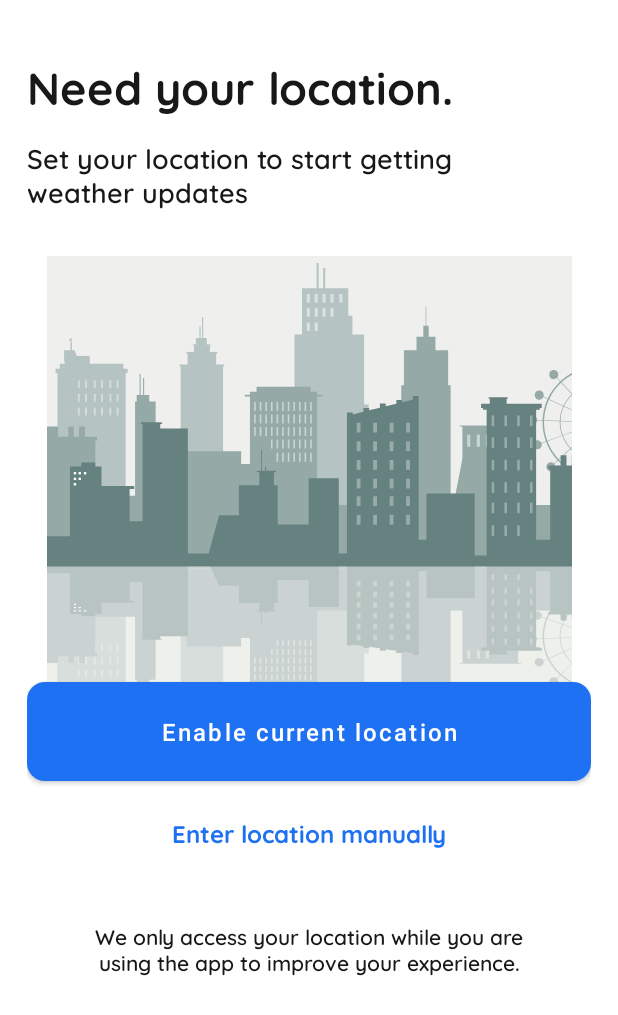
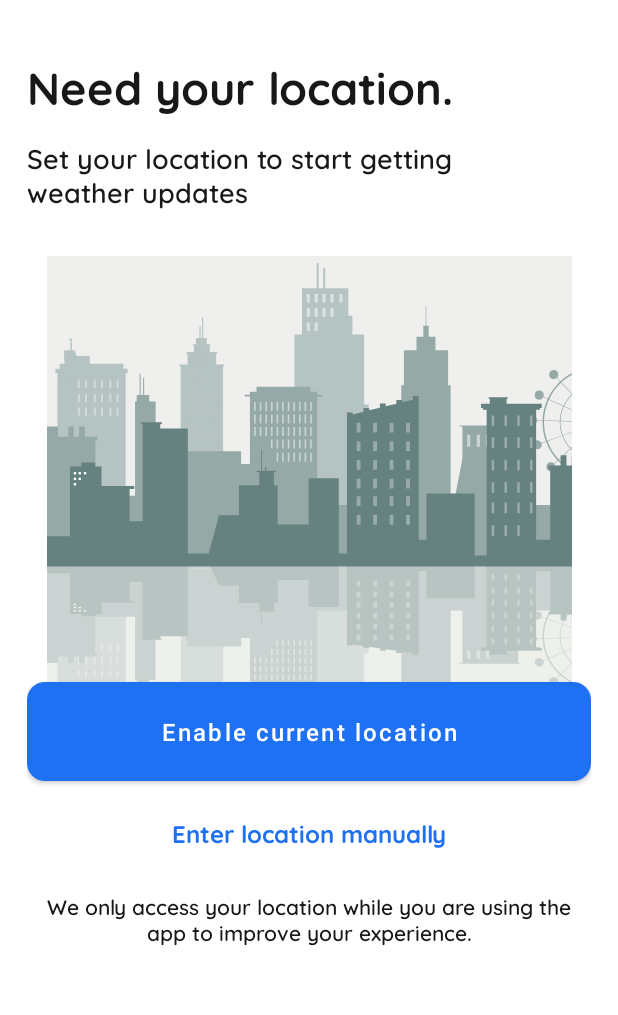
Before and after one commit to ShakirTechWork/WeatherZoomer, an Android app: the LocationActivity screen opened directly, with no data from a screen before it, on a phone screen of 412 x 824 dp. Shown: the top 1015 px of the screen. Run offline under Robolectric (Android 15) with nearby library versions, the phone set to English and light mode, and no system bars.

Commit message:
minor design fix

```diff
--- a/app/src/main/res/layout/activity_location.xml
+++ b/app/src/main/res/layout/activity_location.xml
@@ -93,6 +93,6 @@
         app:layout_constraintTop_toBottomOf="@id/tv_enter_location_manually"
         app:layout_constraintEnd_toEndOf="parent"
         app:layout_constraintStart_toStartOf="parent"
-        android:layout_margin="30dp"/>
+        android:layout_margin="10dp"/>
 
 </androidx.constraintlayout.widget.ConstraintLayout>
```
